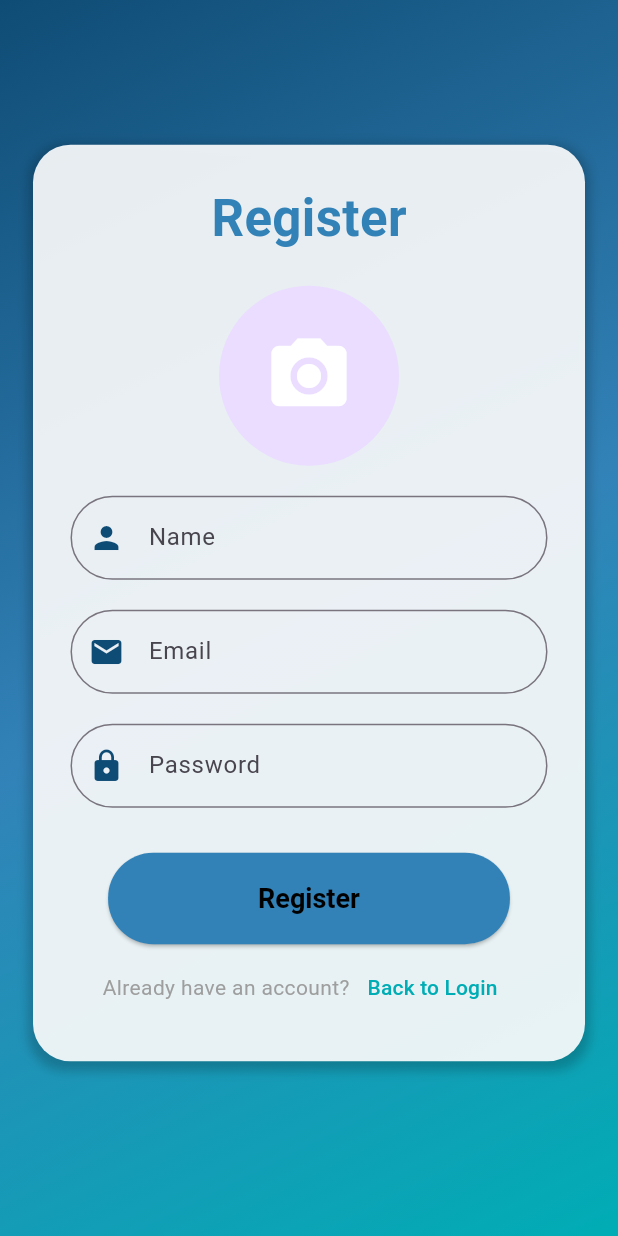
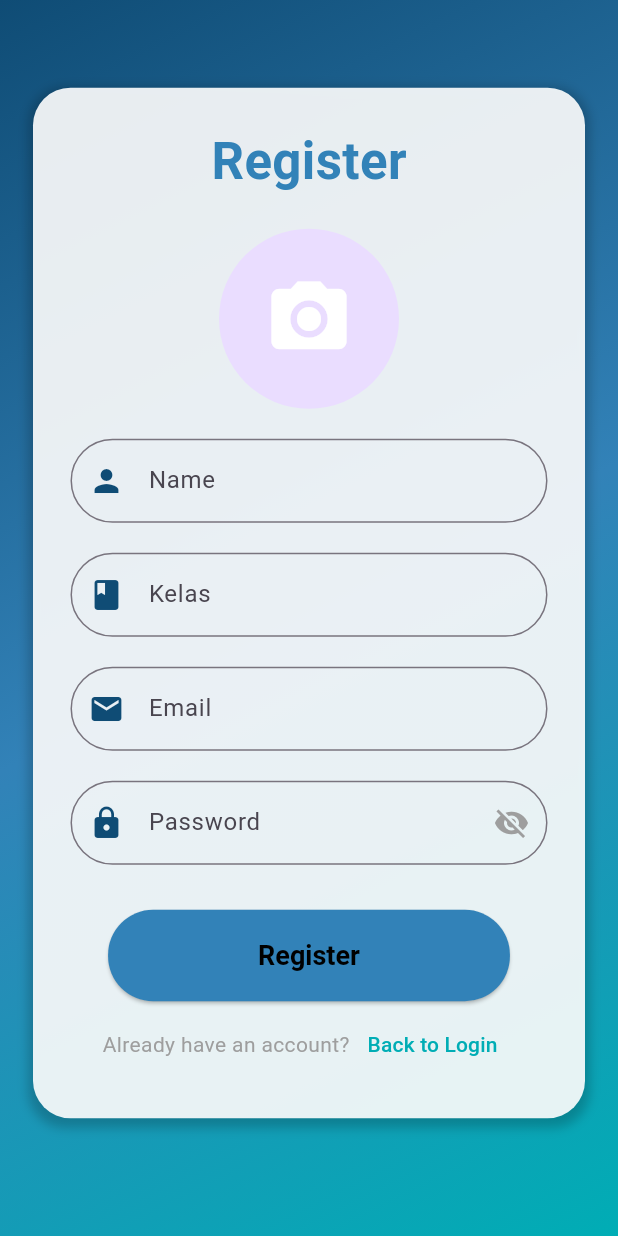
Before and after one commit to JustOchit/flutter_project, a Flutter app: the RegisterPage screen opened by its route, on a phone screen of 412 x 824 dp. Run offline on Flutter 3.47's test engine with Material 3 defaults, Android fonts, the phone set to English and light mode, and no system bars; our stand-ins replace cloud_firestore, firebase_auth, firebase_core, firebase_storage, image_picker; accounts and stored records are empty.

Commit message:
Added New Data

```diff
--- a/lib/Screens/register.dart
+++ b/lib/Screens/register.dart
@@ -18,10 +18,12 @@ class RegisterPage extends StatefulWidget {
 class _RegisterPageState extends State<RegisterPage> {
   final FirebaseAuth _auth = FirebaseAuth.instance;
   final ImagePicker _picker = ImagePicker();
+  bool _isPasswordHidden = true;
 
   final TextEditingController _nameController = TextEditingController();
   final TextEditingController _emailController = TextEditingController();
   final TextEditingController _passwordController = TextEditingController();
+  final TextEditingController _classController = TextEditingController();
 
   File? _profileImage;
   bool _isLoading = false;
@@ -69,6 +71,7 @@ class _RegisterPageState extends State<RegisterPage> {
     String name = _nameController.text;
     String password = _passwordController.text;
     String email = _emailController.text;
+    String kelas = _classController.text;
 
     if (_profileImage == null) {
       ScaffoldMessenger.of(context).showSnackBar(
@@ -84,7 +87,11 @@ class _RegisterPageState extends State<RegisterPage> {
   try {
     Uint8List imageBytes = await _profileImage!.readAsBytes();
     String resp = await StoreData().saveData(
-          name: name, password: password, email: email, file: imageBytes);
+        name: name,
+        password: password,
+        email: email,
+        file: imageBytes,
+        kelas: kelas);
 
     if (resp == 'success') {
       Navigator.pushReplacement(
@@ -160,6 +167,12 @@ class _RegisterPageState extends State<RegisterPage> {
           ),
           SizedBox(height: 20),
           CustomTextField(
+            controller: _classController,
+            label: 'Kelas',
+            icon: Icons.class_,
+          ),
+          SizedBox(height: 20),
+          CustomTextField(
             controller: _emailController,
             label: 'Email',
             icon: Icons.email,
@@ -169,7 +182,18 @@ class _RegisterPageState extends State<RegisterPage> {
             controller: _passwordController,
             label: 'Password',
             icon: Icons.lock,
-            obscureText: true,
+            obscureText: _isPasswordHidden,
+            suffixIcon: IconButton(
+              icon: Icon(
+                _isPasswordHidden ? Icons.visibility_off : Icons.visibility,
+                color: AppStyle.gryColor,
+              ),
+              onPressed: () {
+                setState(() {
+                  _isPasswordHidden = !_isPasswordHidden;
+                });
+              },
+            ),
           ),
           SizedBox(height: 30),
           CustomElevatedButton(
@@ -217,21 +241,21 @@ class StoreData {
     required String name,
     required String password,
     required Uint8List file,
-    required String email, // Make sure to pass the email
+    required String email,
+    required String kelas,
   }) async {
     String resp = "Some Error Occurred";
     try {
-      if (name.isNotEmpty && password.isNotEmpty && email.isNotEmpty) {
-        String imageUrl =
-            await uploadImageToStorage('profileImage', file); // Upload image
+      if (name.isNotEmpty && password.isNotEmpty && email.isNotEmpty && kelas.isNotEmpty) {
+        String imageUrl = await uploadImageToStorage('profileImage', file);
         await _firestore
             .collection('userProfile')
             .doc(_auth.currentUser!.uid)
             .set({
           'name': name,
-          'password':
-              password, // Not recommended, consider using Firebase Auth for password handling
-          'email': email, // Store the user's email in Firestore
+          'kelas': kelas,
+          'password': password,
+          'email': email,
           'imageLink': imageUrl,
         });
         resp = 'success';
--- a/lib/theme_style.dart
+++ b/lib/theme_style.dart
@@ -145,6 +145,7 @@ class CustomTextField extends StatelessWidget {
   final String label;
   final IconData icon;
   final bool obscureText;
+  final Widget? suffixIcon;
 
   const CustomTextField({
     super.key,
@@ -152,6 +153,7 @@ class CustomTextField extends StatelessWidget {
     required this.label,
     required this.icon,
     this.obscureText = false,
+    this.suffixIcon,
   });
 
   @override
@@ -162,6 +164,7 @@ class CustomTextField extends StatelessWidget {
       decoration: InputDecoration(
         labelText: label,
         prefixIcon: Icon(icon, color: AppStyle.firstColor),
+        suffixIcon: suffixIcon, // Include the suffixIcon here
         border: OutlineInputBorder(
           borderRadius: BorderRadius.circular(30.0),
         ),
@@ -182,6 +185,7 @@ class CustomTextField extends StatelessWidget {
   }
 }
 
+
 class CustomElevatedButton extends StatelessWidget {
   final String text;
   final VoidCallback onPressed;
```
Also changed, not shown: pubspec.lock. Lines whose indentation alone changed are shown as unchanged.
